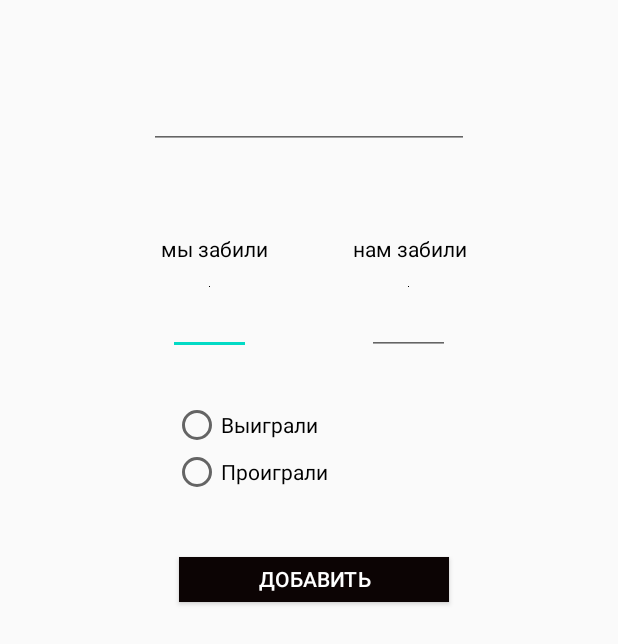
After one commit to drewkarpov/android_nhl, an Android app: the AddGameToUserActivity screen opened directly, with no data from a screen before it, on a phone screen of 412 x 824 dp. The commit adds this screen. Shown: the top 644 px of the screen. Run offline under Robolectric (Android 15) with nearby library versions, the phone set to English and light mode, and no system bars; 1 statement that could not run was skipped.

Commit message:
add score activities

```diff
--- /dev/null
+++ b/NHL/app/src/main/java/com/example/nhl/AddGameToUserActivity.java
@@ -0,0 +1,83 @@
+package com.example.nhl;
+
+import androidx.annotation.NonNull;
+import androidx.appcompat.app.AppCompatActivity;
+
+import android.annotation.SuppressLint;
+import android.content.Intent;
+import android.os.Bundle;
+import android.view.View;
+import android.widget.EditText;
+import android.widget.RadioButton;
+import android.widget.RadioGroup;
+import android.widget.Toast;
+import com.example.nhl.model.Score;
+
+import java.util.List;
+
+import retrofit2.Call;
+import retrofit2.Callback;
+import retrofit2.Response;
+
+public class AddGameToUserActivity extends AppCompatActivity {
+
+    private EditText textMy;
+    private EditText textUs;
+    private EditText textPlayer;
+    private RadioGroup wonLoseGroup;
+    private int id;
+
+    @Override
+    protected void onCreate(Bundle savedInstanceState) {
+        super.onCreate(savedInstanceState);
+        setContentView(R.layout.activity_add_game_to_user);
+        Intent intent  = getIntent();
+        id = Integer.parseInt(intent.getStringExtra("id"));
+        textMy = findViewById(R.id.textMyScore);
+        textUs = findViewById(R.id.textOpponentScore);
+        textPlayer = findViewById(R.id.editTextPlayer);
+        wonLoseGroup = findViewById(R.id.radioGroupWeWon);
+    }
+
+    @SuppressLint("ResourceAsColor")
+    public void addGame(View view) {
+        int radioButtonId = wonLoseGroup.getCheckedRadioButtonId();
+        RadioButton radioButton = findViewById(radioButtonId);
+        boolean win = true;
+        if (radioButton.getText().equals("Проиграли")){
+            win = false;
+        }
+        Score score = new Score(
+                textMy.getText().toString() + ":"+textUs.getText().toString(),textPlayer.getText().toString(), win
+        );
+        postScores(score);
+        goToMainPage(view);
+    }
+
+    public void postScores(Score score) {
+
+        NetworkService.getInstance()
+                .getJSONScoreApi()
+                .setScore(id,score)
+                .enqueue(new Callback<List<Score>>() {
+                    @SuppressLint("ResourceAsColor")
+                    @Override
+                    public void onResponse(@NonNull Call<List<Score>> call, @NonNull Response<List<Score>> response) {
+                        List<Score> list = response.body();
+                        Toast toast = Toast.makeText(getApplicationContext(), "игра добавлена", Toast.LENGTH_LONG);
+                        toast.getView().setBackgroundColor(R.color.colorPrimaryDark);
+                        toast.show();
+                    }
+
+                    @Override
+                    public void onFailure(@NonNull Call<List<Score>> call, @NonNull Throwable t) {
+                        t.printStackTrace();
+                    }
+                });
+    }
+
+    public void goToMainPage(View view) {
+        Intent intent = new Intent(this, MainActivity.class);
+        startActivity(intent);
+    }
+}
--- a/NHL/app/src/main/java/com/example/nhl/ChangeUserActivity.java
+++ b/NHL/app/src/main/java/com/example/nhl/ChangeUserActivity.java
@@ -12,6 +12,8 @@ import android.widget.RadioGroup;
 import android.widget.TextView;
 import android.widget.Toast;
 
+
+import com.example.nhl.model.User;
 
 import java.util.List;
 
--- a/NHL/app/src/main/java/com/example/nhl/JSONUserApi.java
+++ b/NHL/app/src/main/java/com/example/nhl/JSONUserApi.java
@@ -1,4 +1,6 @@
 package com.example.nhl;
+
+import com.example.nhl.model.User;
 
 import java.util.List;
 
--- a/NHL/app/src/main/java/com/example/nhl/MainActivity.java
+++ b/NHL/app/src/main/java/com/example/nhl/MainActivity.java
@@ -4,7 +4,6 @@ import androidx.annotation.NonNull;
 import androidx.appcompat.app.AppCompatActivity;
 import androidx.recyclerview.widget.LinearLayoutManager;
 import androidx.recyclerview.widget.RecyclerView;
-
 import android.annotation.SuppressLint;
 import android.content.Intent;
 import android.os.Bundle;
@@ -12,9 +11,10 @@ import android.view.View;
 import android.widget.EditText;
 import android.widget.Toast;
 
+import com.example.nhl.model.User;
+
 import java.util.ArrayList;
 import java.util.List;
-
 import retrofit2.Call;
 import retrofit2.Callback;
 import retrofit2.Response;
@@ -31,7 +31,6 @@ public class MainActivity extends AppCompatActivity {
     protected void onCreate(Bundle savedInstanceState) {
         super.onCreate(savedInstanceState);
         setContentView(R.layout.activity_main);
-
         recyclerViewUsers = findViewById(R.id.recyclerViewUsers);
         textViewSearch = findViewById(R.id.inputNickname);
         LinearLayoutManager manager = new LinearLayoutManager(this);
--- a/NHL/app/src/main/java/com/example/nhl/NetworkService.java
+++ b/NHL/app/src/main/java/com/example/nhl/NetworkService.java
@@ -25,4 +25,8 @@ public class NetworkService {
     public JSONUserApi getJSONApi(){
         return mRetrofit.create(JSONUserApi.class);
     }
+
+    public JSONScoreApi getJSONScoreApi(){
+        return  mRetrofit.create(JSONScoreApi.class);
+    }
 }
--- a/NHL/app/src/main/java/com/example/nhl/UserAdapter.java
+++ b/NHL/app/src/main/java/com/example/nhl/UserAdapter.java
@@ -7,6 +7,9 @@ import android.view.ViewGroup;
 import android.widget.TextView;
 import androidx.annotation.NonNull;
 import androidx.recyclerview.widget.RecyclerView;
+
+import com.example.nhl.model.User;
+
 import java.util.List;
 
 import static com.example.nhl.UserDataActivity.EXTRA_POS;
--- a/NHL/app/src/main/java/com/example/nhl/User.java
+++ b/NHL/app/src/main/java/com/example/nhl/model/User.java
@@ -1,4 +1,4 @@
-package com.example.nhl;
+package com.example.nhl.model;
 
 import com.google.gson.annotations.Expose;
 import com.google.gson.annotations.SerializedName;
--- /dev/null
+++ b/NHL/app/src/main/res/layout/activity_add_game_to_user.xml
@@ -0,0 +1,121 @@
+<?xml version="1.0" encoding="utf-8"?>
+<androidx.constraintlayout.widget.ConstraintLayout xmlns:android="http://schemas.android.com/apk/res/android"
+    xmlns:app="http://schemas.android.com/apk/res-auto"
+    xmlns:tools="http://schemas.android.com/tools"
+    android:layout_width="match_parent"
+    android:layout_height="match_parent"
+    tools:context=".AddGameToUserActivity">
+
+    <EditText
+        android:id="@+id/textMyScore"
+        android:layout_width="55dp"
+        android:layout_height="55dp"
+        android:layout_marginStart="112dp"
+        android:layout_marginLeft="112dp"
+        android:drawableTop="@android:color/black"
+        android:ems="10"
+        android:gravity="center"
+        android:inputType="textPersonName"
+        app:layout_constraintBottom_toBottomOf="parent"
+        app:layout_constraintStart_toStartOf="parent"
+        app:layout_constraintTop_toTopOf="parent"
+        app:layout_constraintVertical_bias="0.236" />
+
+    <EditText
+        android:id="@+id/textOpponentScore"
+        android:layout_width="55dp"
+        android:layout_height="55dp"
+        android:ems="10"
+        android:gravity="center"
+        android:inputType="textPersonName"
+        android:drawableTop="@android:color/black"
+        app:layout_constraintBottom_toBottomOf="parent"
+        app:layout_constraintEnd_toEndOf="parent"
+        app:layout_constraintHorizontal_bias="0.407"
+        app:layout_constraintStart_toEndOf="@+id/textMyScore"
+        app:layout_constraintTop_toTopOf="parent"
+        app:layout_constraintVertical_bias="0.236" />
+
+    <RadioGroup
+        android:id="@+id/radioGroupWeWon"
+        android:layout_width="180dp"
+        android:layout_height="62dp"
+        app:layout_constraintBottom_toBottomOf="parent"
+        app:layout_constraintEnd_toEndOf="parent"
+        app:layout_constraintHorizontal_bias="0.497"
+        app:layout_constraintStart_toStartOf="parent"
+        app:layout_constraintTop_toBottomOf="@+id/textOpponentScore"
+        app:layout_constraintVertical_bias="0.058">
+
+        <RadioButton
+            android:id="@+id/radioButtonWin"
+            android:layout_width="match_parent"
+            android:layout_height="wrap_content"
+            android:text="@string/won" />
+
+        <RadioButton
+            android:id="@+id/radioButtonLose"
+            android:layout_width="match_parent"
+            android:layout_height="wrap_content"
+            android:text="@string/lose" />
+    </RadioGroup>
+
+    <TextView
+        android:id="@+id/textViewWe"
+        android:layout_width="115dp"
+        android:layout_height="30dp"
+        android:text="@string/wegoal"
+        android:drawableTop="@android:color/black"
+        android:gravity="center"
+        android:textColor="@android:color/black"
+        app:layout_constraintBottom_toTopOf="@+id/textMyScore"
+        app:layout_constraintEnd_toEndOf="parent"
+        app:layout_constraintHorizontal_bias="0.287"
+        app:layout_constraintStart_toStartOf="parent"
+        app:layout_constraintTop_toTopOf="parent"
+        app:layout_constraintVertical_bias="1.0" />
+
+    <TextView
+        android:id="@+id/textViewUs"
+        android:layout_width="115dp"
+        android:layout_height="30dp"
+        android:text="@string/usgoal"
+        android:drawableTop="@android:color/black"
+        android:textColor="@android:color/black"
+        android:gravity="center"
+        app:layout_constraintBottom_toTopOf="@+id/textOpponentScore"
+        app:layout_constraintEnd_toEndOf="parent"
+        app:layout_constraintHorizontal_bias="0.726"
+        app:layout_constraintStart_toStartOf="parent"
+        app:layout_constraintTop_toTopOf="parent"
+        app:layout_constraintVertical_bias="1.0" />
+
+    <Button
+        android:id="@+id/buttonAdd"
+        android:layout_width="180dp"
+        android:layout_height="30dp"
+        android:background="#0C0404"
+        android:drawableTop="@android:color/black"
+        android:onClick="addGame"
+        android:shadowColor="@android:color/black"
+        android:text="@string/add"
+        android:textColor="@color/cardview_light_background"
+        app:layout_constraintBottom_toBottomOf="parent"
+        app:layout_constraintEnd_toEndOf="parent"
+        app:layout_constraintHorizontal_bias="0.515"
+        app:layout_constraintStart_toStartOf="parent"
+        app:layout_constraintTop_toBottomOf="@+id/radioGroupWeWon"
+        app:layout_constraintVertical_bias="0.09" />
+
+    <EditText
+        android:id="@+id/editTextPlayer"
+        android:layout_width="wrap_content"
+        android:layout_height="wrap_content"
+        android:ems="10"
+        android:inputType="textPersonName"
+        app:layout_constraintBottom_toBottomOf="parent"
+        app:layout_constraintEnd_toEndOf="parent"
+        app:layout_constraintStart_toStartOf="parent"
+        app:layout_constraintTop_toTopOf="parent"
+        app:layout_constraintVertical_bias="0.069" />
+</androidx.constraintlayout.widget.ConstraintLayout>
--- a/NHL/app/src/main/res/values/strings.xml
+++ b/NHL/app/src/main/res/values/strings.xml
@@ -11,7 +11,16 @@
     <string name="back_button_message">Вернуться назад</string>
     <string name="change_user_data">Изменить данные</string>
     <string name="player_info">Изменение данных игрока</string>
-    <string name="add">Добавить</string>
     <string name="back">Назад</string>
     <string name="delete_user">Удалить игрока</string>
+    <string name="game_title">Игры:</string>
+    <string name="watch_games">посмотреть игры</string>
+    <string name="add_game">Добавить игру</string>
+    <string name="return_main_menu">Вернуться на поиск</string>
+    <string name="renew">Обновить</string>
+    <string name="won">Выиграли</string>
+    <string name="lose">Проиграли</string>
+    <string name="wegoal">мы забили</string>
+    <string name="usgoal">нам забили</string>
+    <string name="add">Добавить</string>
 </resources>
```
Also changed, not shown: NHL/app/build.gradle (+6 -2 lines), NHL/app/src/main/AndroidManifest.xml (+6 -4 lines), NHL/app/src/main/java/com/example/nhl/AddUserActivity.java (+8 -1 lines), NHL/app/src/main/java/com/example/nhl/JSONScoreApi.java (added, +21 -0 lines), NHL/app/src/main/java/com/example/nhl/UserDataActivity.java (+10 -1 lines), NHL/app/src/main/java/com/example/nhl/model/Score.java (added, +85 -0 lines), NHL/app/src/main/java/com/example/nhl/userGamesActivity.java (added, +78 -0 lines), NHL/app/src/main/res/layout/activity_user_data.xml (+25 -8 lines), NHL/app/src/main/res/layout/activity_user_score.xml (added, +108 -0 lines), NHL/app/src/main/res/layout/my_game_card.xml (added, +9 -0 lines).
